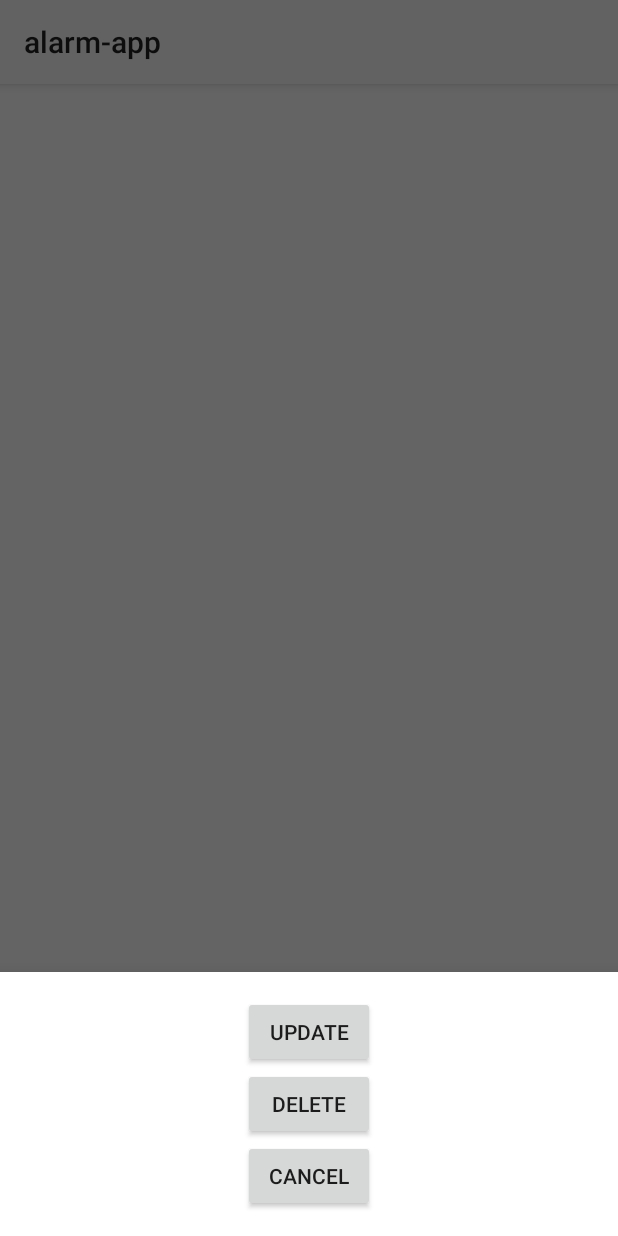
After one commit to Kamil-IT/alarm-app, an Android app: the fragment AlarmOptionSheetDialog shown on its own in the app's theme, on a phone screen of 412 x 824 dp. The commit adds this screen. Run offline under Robolectric (Android 15) with nearby library versions, the light colour scheme and no system bars.

Commit message:
Add missing activities on home activity

```diff
--- /dev/null
+++ b/app/src/main/java/com/example/alarm_app/ui/home/AlarmOptionSheetDialog.java
@@ -0,0 +1,55 @@
+package com.example.alarm_app.ui.home;
+
+import android.os.Bundle;
+import android.view.LayoutInflater;
+import android.view.View;
+import android.view.ViewGroup;
+import android.widget.Button;
+
+import com.example.alarm_app.R;
+import com.google.android.material.bottomsheet.BottomSheetDialogFragment;
+
+import androidx.annotation.NonNull;
+import androidx.annotation.Nullable;
+
+public class AlarmOptionSheetDialog extends BottomSheetDialogFragment {
+
+    private Button btnUpdateAlarm, btnDelete, btnCancel;
+
+    @Nullable
+    @Override
+    public View onCreateView(@NonNull LayoutInflater inflater,
+                             @Nullable ViewGroup container,
+                             @Nullable Bundle savedInstanceState) {
+        View v = inflater.inflate(R.layout.sheet_alarm_options, container, false);
+
+        btnUpdateAlarm = v.findViewById(R.id.button_update_option_alarm_sheet);
+        btnCancel = v.findViewById(R.id.button_cancel_option_alarm_sheet);
+        btnDelete = v.findViewById(R.id.button_delete_option_alarm_sheet);
+
+        btnUpdateAlarm.setOnClickListener(new View.OnClickListener() {
+            @Override
+            public void onClick(View view) {
+                dismiss();
+//                TODO: implement it like add new alarm
+            }
+        });
+
+        btnCancel.setOnClickListener(new View.OnClickListener() {
+            @Override
+            public void onClick(View view) {
+                dismiss();
+            }
+        });
+
+        btnDelete.setOnClickListener(new View.OnClickListener() {
+            @Override
+            public void onClick(View view) {
+                dismiss();
+                //                TODO: implement it like add new alarm
+            }
+        });
+
+        return v;
+    }
+}
--- /dev/null
+++ b/app/src/main/res/layout/sheet_alarm_options.xml
@@ -0,0 +1,28 @@
+<?xml version="1.0" encoding="utf-8"?>
+<LinearLayout
+    xmlns:android="http://schemas.android.com/apk/res/android" android:layout_width="match_parent"
+    android:layout_height="match_parent"
+    android:orientation="vertical"
+    android:gravity="center_horizontal"
+    android:padding="16dp">
+
+    <Button
+        android:id="@+id/button_update_option_alarm_sheet"
+        android:layout_width="wrap_content"
+        android:layout_height="wrap_content"
+        android:text="@string/update"/>
+
+    <Button
+        android:id="@+id/button_delete_option_alarm_sheet"
+        android:layout_width="wrap_content"
+        android:layout_height="wrap_content"
+        android:text="@string/delete"/>
+
+    <Button
+        android:id="@+id/button_cancel_option_alarm_sheet"
+        android:layout_width="wrap_content"
+        android:layout_height="wrap_content"
+        android:text="@string/cancel"/>
+
+
+</LinearLayout>
--- a/app/src/main/res/values/strings.xml
+++ b/app/src/main/res/values/strings.xml
@@ -1,5 +1,12 @@
 <resources>
     <string name="app_name">alarm-app</string>
+
+<!--    Main strings-->
+    <string name="cancel">Cancel</string>
+    <string name="update">Update</string>
+    <string name="delete">Delete</string>
+
+    <!--    Main strings-end-->
 
 <!--    Menu-->
     <string name="title_home">Alarm</string>
@@ -12,7 +19,8 @@
 <!--    Home Fragment-->
     <string name="text_view_next_alarm">Next alarm</string>
     <string name="text_view_next_alarm_be">No upcoming alarms</string>
+    <string name="add_new_alarm">Add new alarm</string>
 
-    <!--    Home Fragment-end-->
+<!--    Home Fragment-end-->
 
 </resources>
```
Also changed, not shown: app/src/main/java/com/example/alarm_app/ui/home/AlarmAddSheetDialog.java (added, +47 -0 lines), app/src/main/java/com/example/alarm_app/ui/home/AlarmRecyclerViewAdapter.java (+14 -3 lines), app/src/main/java/com/example/alarm_app/ui/home/HomeFragment.java (+17 -2 lines), app/src/main/res/layout/sheet_add_alarm.xml (added, +22 -0 lines).
